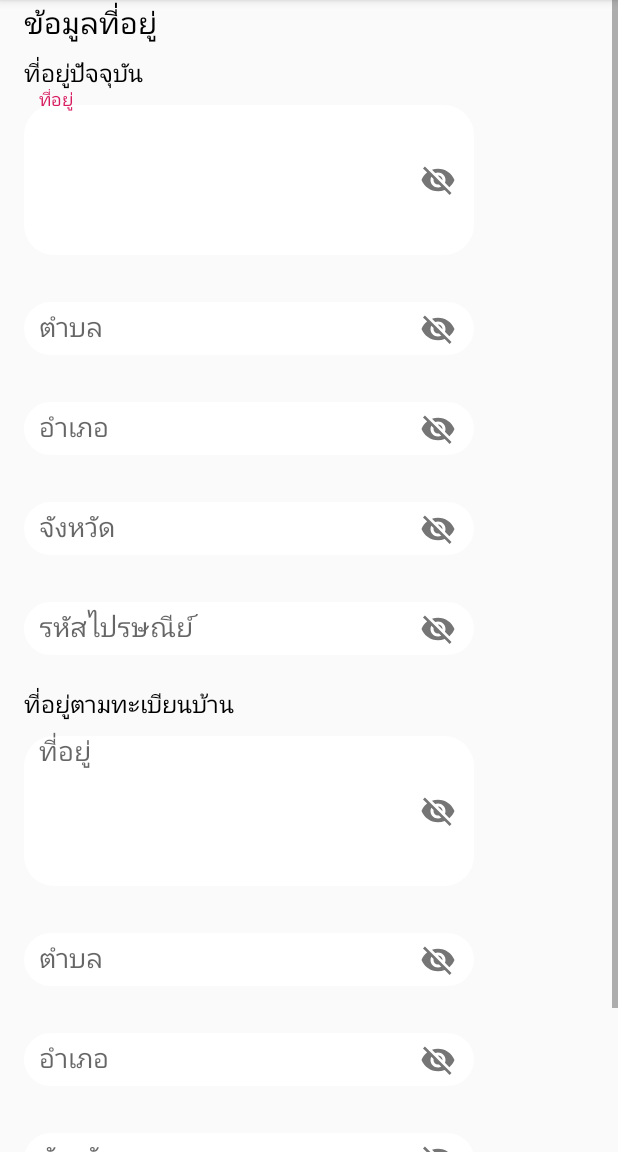
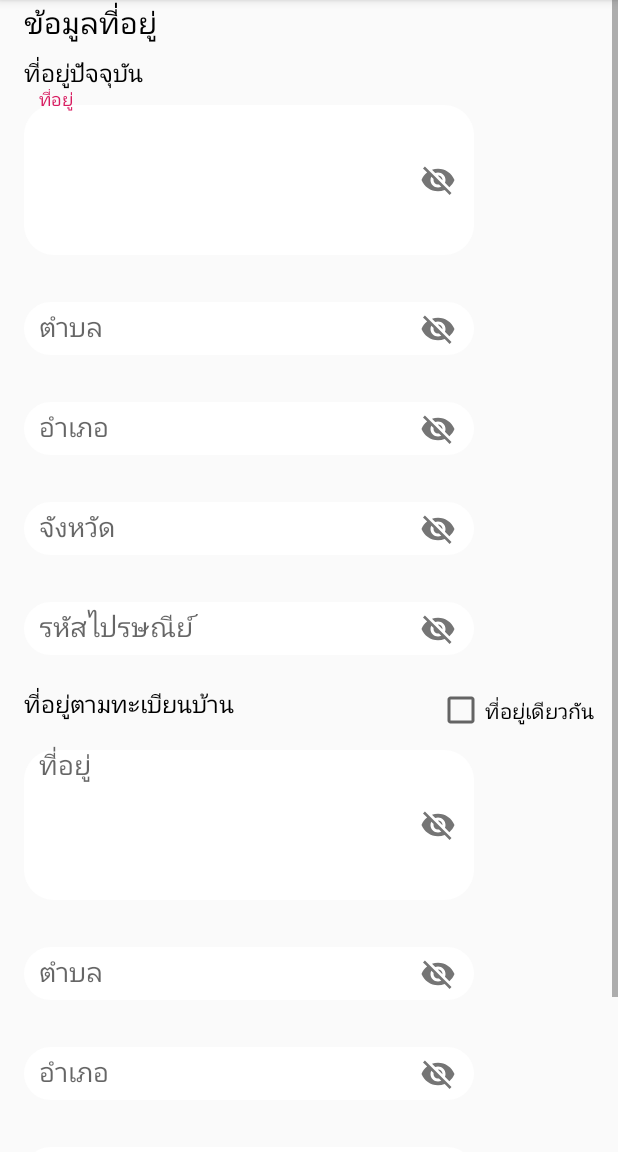
Before and after one commit to jubjub00/WorkingTime, an Android app: the fragment SubPage2 shown on its own in the app's theme, on a phone screen of 412 x 824 dp, the part 84-1236 px from its top. Run offline under Robolectric (Android 15) with nearby library versions, the phone set to English and light mode, and no system bars; Roboto replaces fonts that are not available here; 3 statements that could not run were skipped.

Commit message:
version 6

```diff
--- a/app/build.gradle
+++ b/app/build.gradle
@@ -45,4 +45,6 @@
     implementation 'com.google.firebase:firebase-database:19.3.1'
     implementation 'androidx.cardview:cardview:1.0.0'
 
+
+
 }
--- a/app/src/main/java/com/example/workingtimewfh/ui/admin/add_user/SubPage2.java
+++ b/app/src/main/java/com/example/workingtimewfh/ui/admin/add_user/SubPage2.java
@@ -27,6 +27,7 @@
     ArrayList<String> DISTRICT_NAME = new ArrayList<>();
     ArrayList<String> PROVINCE_NAME = new ArrayList<>();
     ArrayList<String> ZIPCODE = new ArrayList<>();
+    ArrayList<String> All = new ArrayList<>();
 
     public static SubPage2 newInstance() {
         SubPage2 fragment = new SubPage2();
@@ -52,13 +53,15 @@
                 PROVINCE_NAME.add(userDetail.getString("PROVINCE_NAME"));
                 ZIPCODE.add(userDetail.getString("ZIPCODE"));
 
+                All.add(userDetail.getString("SUB_DISTRICT_NAME")+" ,"+userDetail.getString("DISTRICT_NAME")+" ,"+userDetail.getString("PROVINCE_NAME"));
+
             }
         } catch (JSONException e) {
             e.printStackTrace();
         }
 
 
-        ArrayAdapter<String> adapter = new ArrayAdapter<String>(getActivity(), android.R.layout.simple_list_item_1, SUB_DISTRICT_NAME);
+        ArrayAdapter<String> adapter = new ArrayAdapter<String>(getActivity(), android.R.layout.simple_list_item_1, All);
         final AutoCompleteTextView textView = (AutoCompleteTextView) rootView.findViewById(R.id.addcanton1);
         textView.setAdapter(adapter);
         ArrayAdapter<String> adapter2 = new ArrayAdapter<String>(getActivity(), android.R.layout.simple_list_item_1, DISTRICT_NAME);
@@ -74,8 +77,9 @@
         textView.setOnItemClickListener(new AdapterView.OnItemClickListener() {
             @Override
             public void onItemClick(AdapterView<?> parent, View view, int position, long id) {
-                int a = SUB_DISTRICT_NAME.indexOf(textView.getText().toString());
+                int a = All.indexOf(textView.getText().toString());
                 //Toast.makeText(getActivity(),"rtrtrtr"+ZIPCODE.get(a),Toast.LENGTH_SHORT).show();
+                textView.setText(SUB_DISTRICT_NAME.get(a));
                 textView2.setText(DISTRICT_NAME.get(a));
                 textView3.setText(PROVINCE_NAME.get(a));
                 textView4.setText(ZIPCODE.get(a));
@@ -84,7 +88,7 @@
         });
 
 
-        ArrayAdapter<String> adapter11 = new ArrayAdapter<String>(getActivity(), android.R.layout.simple_list_item_1, SUB_DISTRICT_NAME);
+        ArrayAdapter<String> adapter11 = new ArrayAdapter<String>(getActivity(), android.R.layout.simple_list_item_1, All);
         final AutoCompleteTextView textView11 = (AutoCompleteTextView) rootView.findViewById(R.id.addcanton2);
         textView11.setAdapter(adapter11);
         ArrayAdapter<String> adapter12 = new ArrayAdapter<String>(getActivity(), android.R.layout.simple_list_item_1, DISTRICT_NAME);
@@ -100,8 +104,9 @@
         textView11.setOnItemClickListener(new AdapterView.OnItemClickListener() {
             @Override
             public void onItemClick(AdapterView<?> parent, View view, int position, long id) {
-                int a = SUB_DISTRICT_NAME.indexOf(textView11.getText().toString());
+                int a = All.indexOf(textView11.getText().toString());
                 //Toast.makeText(getActivity(),"rtrtrtr"+ZIPCODE.get(a),Toast.LENGTH_SHORT).show();
+                textView11.setText(SUB_DISTRICT_NAME.get(a));
                 textView12.setText(DISTRICT_NAME.get(a));
                 textView13.setText(PROVINCE_NAME.get(a));
                 textView14.setText(ZIPCODE.get(a));
--- a/app/src/main/res/layout/subpage1.xml
+++ b/app/src/main/res/layout/subpage1.xml
@@ -1,8 +1,10 @@
 <?xml version="1.0" encoding="utf-8"?>
 <ScrollView xmlns:android="http://schemas.android.com/apk/res/android"
     xmlns:app="http://schemas.android.com/apk/res-auto"
+
     android:layout_width="match_parent"
     android:layout_height="match_parent"
+    android:measureAllChildren="true"
     xmlns:tools="http://schemas.android.com/tools">
 
 
--- a/app/src/main/res/layout/subpage2.xml
+++ b/app/src/main/res/layout/subpage2.xml
@@ -118,13 +118,34 @@
         </com.google.android.material.textfield.TextInputLayout>
 
 
+        <TableRow
+            android:layout_width="match_parent"
+            android:layout_height="match_parent" >
+
+            <androidx.constraintlayout.widget.ConstraintLayout>
+
+
                 <TextView
                     android:id="@+id/textadnationality"
                     android:layout_width="wrap_content"
                     android:layout_height="wrap_content"
                     android:text="ที่อยู่ตามทะเบียนบ้าน"
                     android:textColor="#000000"
-            android:textSize="16sp" />
+                    android:textSize="16sp"
+                    app:layout_constraintStart_toStartOf="parent"
+                    app:layout_constraintTop_toTopOf="parent" />
+
+                <CheckBox
+                    android:id="@+id/checkBox"
+                    android:layout_width="wrap_content"
+                    android:layout_height="wrap_content"
+                    android:text="ที่อยู่เดียวกัน"
+                    app:layout_constraintEnd_toEndOf="parent"
+                    app:layout_constraintTop_toTopOf="parent" />
+
+
+            </androidx.constraintlayout.widget.ConstraintLayout>
+        </TableRow>
 
         <com.google.android.material.textfield.TextInputLayout
             android:layout_width="wrap_content"
```
Also changed, not shown: app/src/main/java/com/example/workingtimewfh/ui/admin/add_user/AddUserFragment.java (+14 -13 lines), app/src/main/java/com/example/workingtimewfh/ui/admin/add_user/SubPage1.java (+21 -2 lines), app/src/main/res/drawable/ic_arrow_back_black_24dp.xml (added, +9 -0 lines), app/src/main/res/drawable/ic_arrow_forward_black_24dp.xml (added, +9 -0 lines), app/src/main/res/drawable/ic_save_black_24dp.xml (added, +9 -0 lines), app/src/main/res/layout/fragment_add_user.xml (+53 -26 lines). Lines whose indentation alone changed are shown as unchanged.
